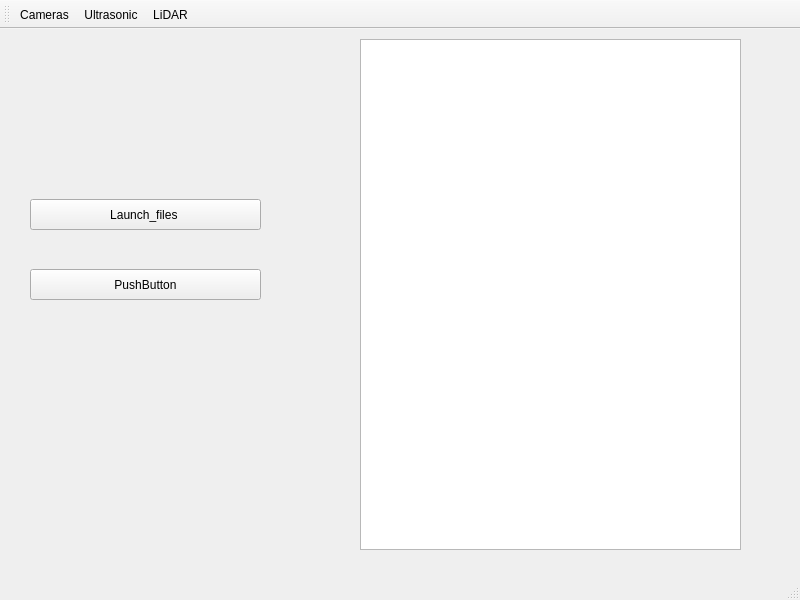
Before: the Qt Designer form mainwindow.ui in Madhanprince/Test_tool, drawn with Qt 5.
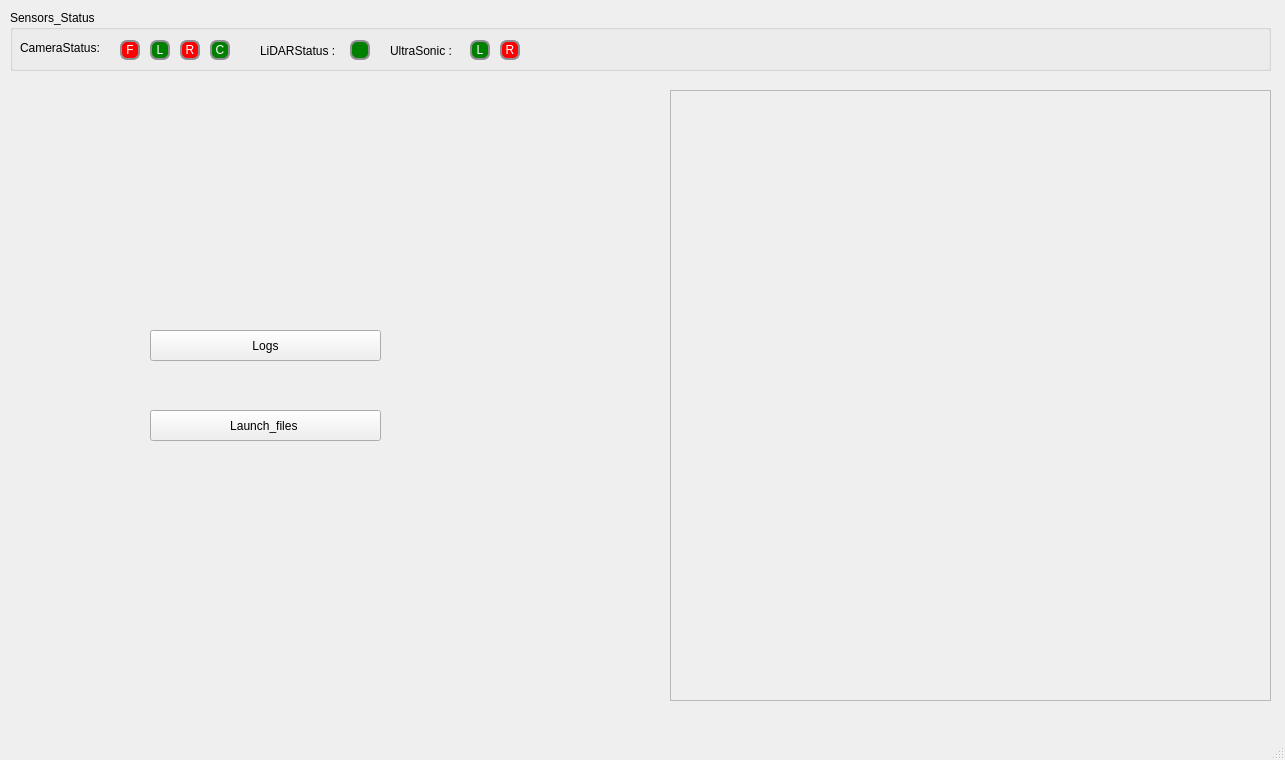
After: the same form once the commit is applied.

Patch:
```diff
--- a/mainwindow.ui
+++ b/mainwindow.ui
@@ -6,29 +6,285 @@
    <rect>
     <x>0</x>
     <y>0</y>
-    <width>800</width>
-    <height>600</height>
+    <width>1285</width>
+    <height>760</height>
    </rect>
   </property>
   <property name="windowTitle">
    <string>MainWindow</string>
   </property>
   <widget class="QWidget" name="centralwidget">
-   <widget class="QGraphicsView" name="graphicsView">
+   <property name="layoutDirection">
+    <enum>Qt::LeftToRight</enum>
+   </property>
+   <widget class="QGroupBox" name="groupBox">
     <property name="geometry">
      <rect>
-      <x>360</x>
+      <x>10</x>
       <y>10</y>
-      <width>381</width>
-      <height>511</height>
+      <width>1261</width>
+      <height>61</height>
      </rect>
     </property>
+    <property name="title">
+     <string>Sensors_Status</string>
+    </property>
+    <widget class="QLabel" name="label_2">
+     <property name="geometry">
+      <rect>
+       <x>250</x>
+       <y>30</y>
+       <width>81</width>
+       <height>21</height>
+      </rect>
+     </property>
+     <property name="text">
+      <string>LiDARStatus :</string>
+     </property>
+    </widget>
+    <widget class="QLabel" name="label">
+     <property name="geometry">
+      <rect>
+       <x>10</x>
+       <y>30</y>
+       <width>91</width>
+       <height>16</height>
+      </rect>
+     </property>
+     <property name="text">
+      <string>CameraStatus:</string>
+     </property>
+    </widget>
+    <widget class="QPushButton" name="pushButton_3">
+     <property name="geometry">
+      <rect>
+       <x>110</x>
+       <y>30</y>
+       <width>20</width>
+       <height>20</height>
+      </rect>
+     </property>
+     <property name="styleSheet">
+      <string notr="true">QPushButton {
+	color: rgb(1, 0, 0);
+    /* Set border-radius to exactly half of the width/height */
+    border-radius:7px; 
+    border: 2px solid #8f8f91;
+    background-color: #f6f6f6;
+    min-width: 10px;
+    min-height: 10px;
+    background-color: red; /* Change to 'green', 'blue', or '#ff5500' */
+    color: white;  
+}
+
+QPushButton:pressed {
+    background-color:  #F44336
+}</string>
+     </property>
+     <property name="text">
+      <string>F</string>
+     </property>
+    </widget>
+    <widget class="QPushButton" name="pushButton_7">
+     <property name="geometry">
+      <rect>
+       <x>340</x>
+       <y>30</y>
+       <width>20</width>
+       <height>20</height>
+      </rect>
+     </property>
+     <property name="styleSheet">
+      <string notr="true">QPushButton {
+	color: rgb(1, 0, 0);
+    /* Set border-radius to exactly half of the width/height */
+    border-radius:7px; 
+    border: 2px solid #8f8f91;
+    background-color: #f6f6f6;
+    min-width: 10px;
+    min-height: 10px;
+    background-color: green; /* Change to 'green', 'blue', or '#ff5500' */
+    color: white;  
+	
+}
+
+QPushButton:pressed {
+    background-color: #d1d1d1;
+}</string>
+     </property>
+     <property name="text">
+      <string/>
+     </property>
+    </widget>
+    <widget class="QLabel" name="label_3">
+     <property name="geometry">
+      <rect>
+       <x>380</x>
+       <y>30</y>
+       <width>71</width>
+       <height>21</height>
+      </rect>
+     </property>
+     <property name="text">
+      <string>UltraSonic :</string>
+     </property>
+    </widget>
+    <widget class="QPushButton" name="pushButton_4">
+     <property name="geometry">
+      <rect>
+       <x>140</x>
+       <y>30</y>
+       <width>20</width>
+       <height>20</height>
+      </rect>
+     </property>
+     <property name="styleSheet">
+      <string notr="true">QPushButton {
+	color: rgb(1, 0, 0);
+    /* Set border-radius to exactly half of the width/height */
+    border-radius:7px; 
+    border: 2px solid #8f8f91;
+    background-color: #f6f6f6;
+    min-width: 10px;
+    min-height: 10px;
+    background-color: green; /* Change to 'green', 'blue', or '#ff5500' */
+    color: white;  
+}
+
+QPushButton:pressed {
+    background-color: #d1d1d1;
+}</string>
+     </property>
+     <property name="text">
+      <string>L</string>
+     </property>
+    </widget>
+    <widget class="QPushButton" name="pushButton_5">
+     <property name="geometry">
+      <rect>
+       <x>170</x>
+       <y>30</y>
+       <width>20</width>
+       <height>20</height>
+      </rect>
+     </property>
+     <property name="styleSheet">
+      <string notr="true">QPushButton {
+	color: rgb(1, 0, 0);
+    /* Set border-radius to exactly half of the width/height */
+    border-radius:7px; 
+    border: 2px solid #8f8f91;
+    background-color: #f6f6f6;
+    min-width: 10px;
+    min-height: 10px;
+    background-color: red; /* Change to 'green', 'blue', or '#ff5500' */
+    color: white;  
+}
+
+QPushButton:pressed {
+    background-color: #d1d1d1;
+}</string>
+     </property>
+     <property name="text">
+      <string>R</string>
+     </property>
+    </widget>
+    <widget class="QPushButton" name="pushButton_6">
+     <property name="geometry">
+      <rect>
+       <x>200</x>
+       <y>30</y>
+       <width>20</width>
+       <height>20</height>
+      </rect>
+     </property>
+     <property name="styleSheet">
+      <string notr="true">QPushButton {
+	color: rgb(1, 0, 0);
+    /* Set border-radius to exactly half of the width/height */
+    border-radius:7px; 
+    border: 2px solid #8f8f91;
+    background-color: #f6f6f6;
+    min-width: 10px;
+    min-height: 10px;
+	background-color: green; /* Change to 'green', 'blue', or '#ff5500' */
+    color: white;  
+}
+
+QPushButton:pressed {
+    background-color: #d1d1d1;
+}</string>
+     </property>
+     <property name="text">
+      <string>C</string>
+     </property>
+    </widget>
+    <widget class="QPushButton" name="pushButton_8">
+     <property name="geometry">
+      <rect>
+       <x>460</x>
+       <y>30</y>
+       <width>20</width>
+       <height>20</height>
+      </rect>
+     </property>
+     <property name="styleSheet">
+      <string notr="true">QPushButton {
+	color: rgb(1, 0, 0);
+    /* Set border-radius to exactly half of the width/height */
+    border-radius:7px; 
+    border: 2px solid #8f8f91;
+    background-color: #f6f6f6;
+    min-width: 10px;
+    min-height: 10px;
+    background-color: green; /* Change to 'green', 'blue', or '#ff5500' */
+    color: white;  
+}
+
+QPushButton:pressed {
+    background-color: #d1d1d1;
+}</string>
+     </property>
+     <property name="text">
+      <string>L</string>
+     </property>
+    </widget>
+    <widget class="QPushButton" name="pushButton_9">
+     <property name="geometry">
+      <rect>
+       <x>490</x>
+       <y>30</y>
+       <width>20</width>
+       <height>20</height>
+      </rect>
+     </property>
+     <property name="styleSheet">
+      <string notr="true">QPushButton {
+	color: rgb(1, 0, 0);
+    /* Set border-radius to exactly half of the width/height */
+    border-radius:7px; 
+    border: 2px solid #8f8f91;
+    background-color: #f6f6f6;
+    min-width: 10px;
+    min-height: 10px;
+    background-color: red; /* Change to 'green', 'blue', or '#ff5500' */
+    color: white;  
+}
+
+QPushButton:pressed {
+    background-color: #d1d1d1;
+}</string>
+     </property>
+     <property name="text">
+      <string>R</string>
+     </property>
+    </widget>
    </widget>
    <widget class="QPushButton" name="pushButton">
     <property name="geometry">
      <rect>
-      <x>30</x>
-      <y>170</y>
+      <x>150</x>
+      <y>410</y>
       <width>231</width>
       <height>31</height>
      </rect>
@@ -40,48 +296,35 @@
    <widget class="QPushButton" name="pushButton_2">
     <property name="geometry">
      <rect>
-      <x>30</x>
-      <y>240</y>
+      <x>150</x>
+      <y>330</y>
       <width>231</width>
       <height>31</height>
      </rect>
     </property>
     <property name="text">
-     <string>PushButton</string>
+     <string>Logs</string>
     </property>
    </widget>
-  </widget>
-  <widget class="QMenuBar" name="menubar">
-   <property name="geometry">
-    <rect>
-     <x>0</x>
-     <y>0</y>
-     <width>800</width>
-     <height>20</height>
-    </rect>
-   </property>
+   <widget class="QFrame" name="viz_container">
+    <property name="geometry">
+     <rect>
+      <x>670</x>
+      <y>90</y>
+      <width>601</width>
+      <height>611</height>
+     </rect>
+    </property>
+    <property name="frameShape">
+     <enum>QFrame::StyledPanel</enum>
+    </property>
+    <property name="frameShadow">
+     <enum>QFrame::Raised</enum>
+    </property>
+   </widget>
   </widget>
   <widget class="QStatusBar" name="statusbar"/>
-  <widget class="QToolBar" name="toolBar">
-   <property name="windowTitle">
-    <string>toolBar</string>
-   </property>
-   <attribute name="toolBarArea">
-    <enum>TopToolBarArea</enum>
-   </attribute>
-   <attribute name="toolBarBreak">
-    <bool>false</bool>
-   </attribute>
-   <addaction name="actionCameras"/>
-   <addaction name="actionUltrasonic"/>
-   <addaction name="actionLiDAR"/>
-  </widget>
-  <action name="actionCameras">
-   <property name="text">
-    <string>Cameras</string>
-   </property>
-  </action>
-  <action name="actionLiDAR">
+  <action name="action">
    <property name="text">
     <string>LiDAR</string>
    </property>
```
Left out of the diff: 5 changed lines with no effect on the pictures.
